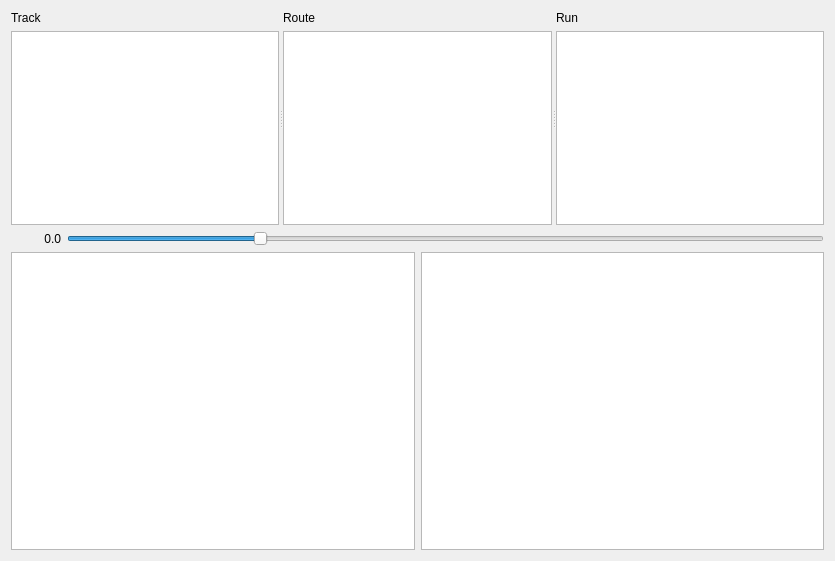
Above: cpp/car-gui/route_window.ui from berickson/car before the change. Below: the same form after it.
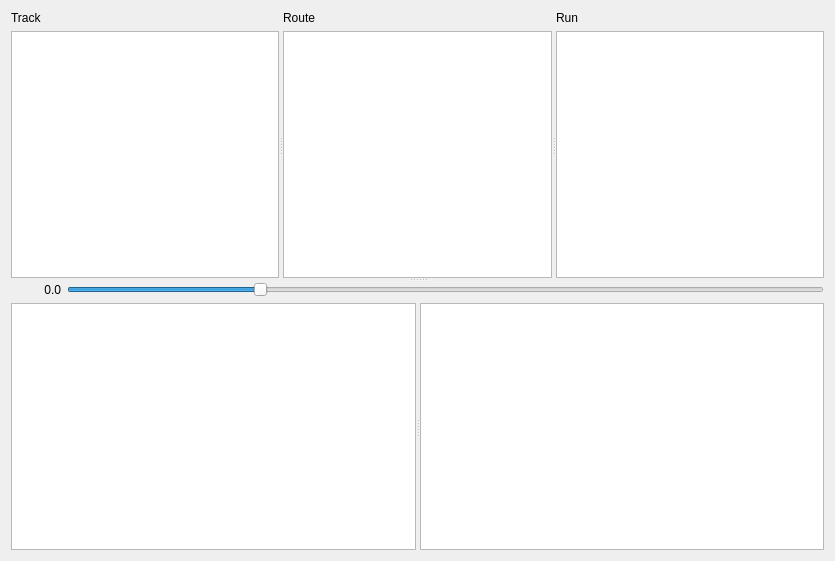
That is the form after the change.

Commit message: Added car position to gui, removed display while driving to speed up loop.

Diff of the .ui file:
```diff
--- a/cpp/car-gui/route_window.ui
+++ b/cpp/car-gui/route_window.ui
@@ -22,8 +22,12 @@
   <property name="windowTitle">
    <string>Dialog</string>
   </property>
-  <layout class="QVBoxLayout" name="verticalLayout">
+  <layout class="QVBoxLayout" name="verticalLayout_2">
    <item>
+    <widget class="QSplitter" name="splitter_3">
+     <property name="orientation">
+      <enum>Qt::Vertical</enum>
+     </property>
     <widget class="QSplitter" name="splitter">
      <property name="sizePolicy">
       <sizepolicy hsizetype="Expanding" vsizetype="Preferred">
@@ -116,7 +120,8 @@
       </layout>
      </widget>
     </widget>
-   </item>
+     <widget class="QWidget" name="">
+      <layout class="QVBoxLayout" name="verticalLayout">
    <item>
     <layout class="QHBoxLayout" name="horizontalLayout_3">
      <property name="topMargin">
@@ -157,11 +162,10 @@
     </layout>
    </item>
    <item>
-    <layout class="QHBoxLayout" name="horizontalLayout">
-     <property name="topMargin">
-      <number>0</number>
-     </property>
-     <item>
+        <widget class="QSplitter" name="splitter_2">
+         <property name="orientation">
+          <enum>Qt::Horizontal</enum>
+         </property>
       <widget class="QGraphicsView" name="graphicsView">
        <property name="sizePolicy">
         <sizepolicy hsizetype="Expanding" vsizetype="Expanding">
@@ -176,11 +180,16 @@
         </size>
        </property>
       </widget>
-     </item>
-     <item>
-      <widget class="QTableWidget" name="run_data"/>
-     </item>
-    </layout>
+         <widget class="QTableWidget" name="run_data">
+          <property name="selectionBehavior">
+           <enum>QAbstractItemView::SelectRows</enum>
+          </property>
+         </widget>
+        </widget>
+       </item>
+      </layout>
+     </widget>
+    </widget>
    </item>
   </layout>
  </widget>
```
Lines whose indentation alone changed are shown as unchanged. The commit also changes 6 other files.
